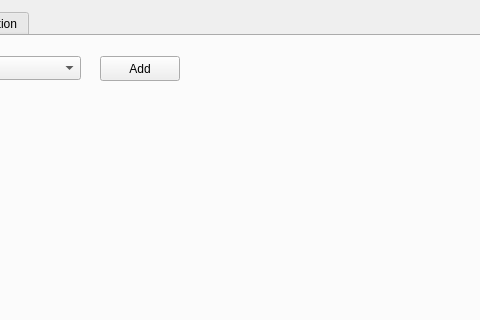
Qt form Trial_UI_V2.ui (AjeyDikshit/ExpertSystem) before a commit; both pictures show x 452 to 932 and y 0 to 320 of the 1281 by 840 pixel window.
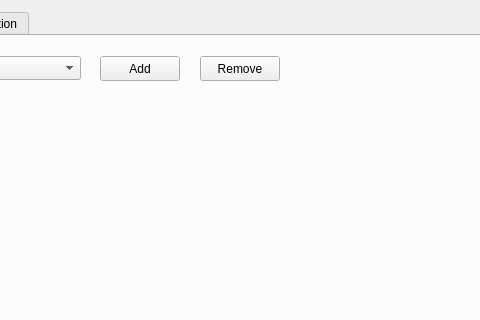
The same form after that commit. The open tabs and pages were chosen to show the change. Icons and pictures are not drawn. Custom widgets are drawn as their Qt base class.

Commit message: Implemeted removing of instantaneous plots dynamically

Diff of the .ui file:
```diff
--- a/Trial_UI_V2.ui
+++ b/Trial_UI_V2.ui
@@ -1578,6 +1578,19 @@
       </property>
       <layout class="QVBoxLayout" name="verticalLayout_2"/>
      </widget>
+     <widget class="QPushButton" name="PB_remove_instantaneous_plots">
+      <property name="geometry">
+       <rect>
+        <x>640</x>
+        <y>20</y>
+        <width>80</width>
+        <height>25</height>
+       </rect>
+      </property>
+      <property name="text">
+       <string>Remove</string>
+      </property>
+     </widget>
     </widget>
     <widget class="QWidget" name="tab_3">
      <attribute name="title">
```
Left out of the diff: 2 changed lines with no effect on the pictures. The commit also changes 1 other file.
